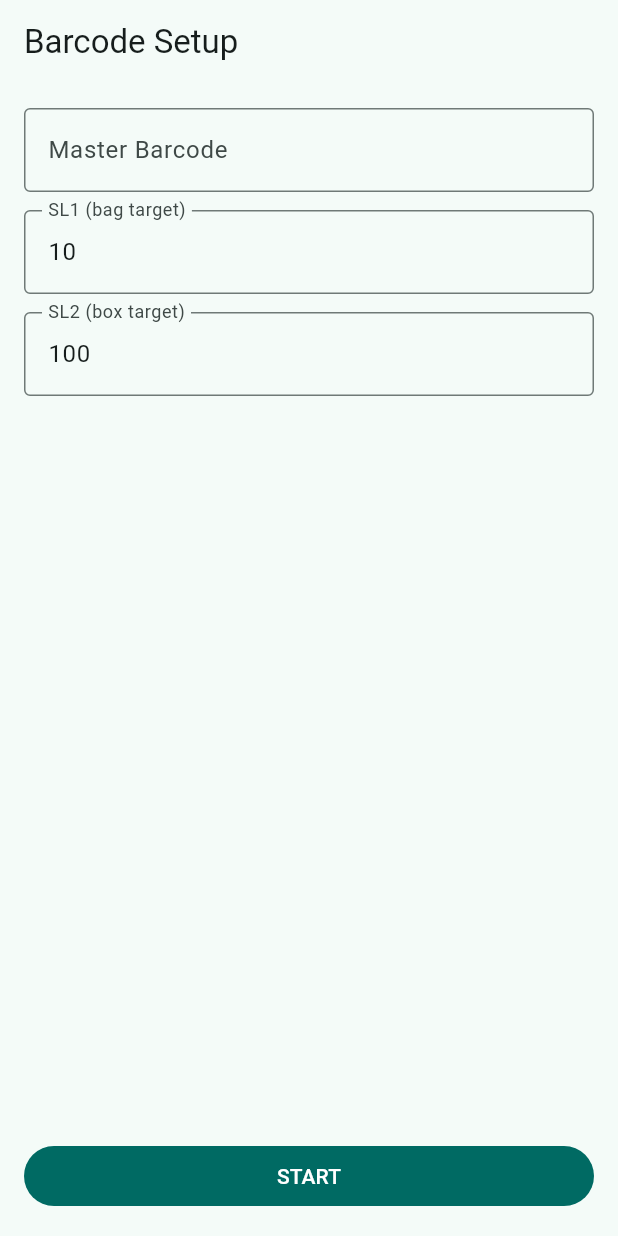
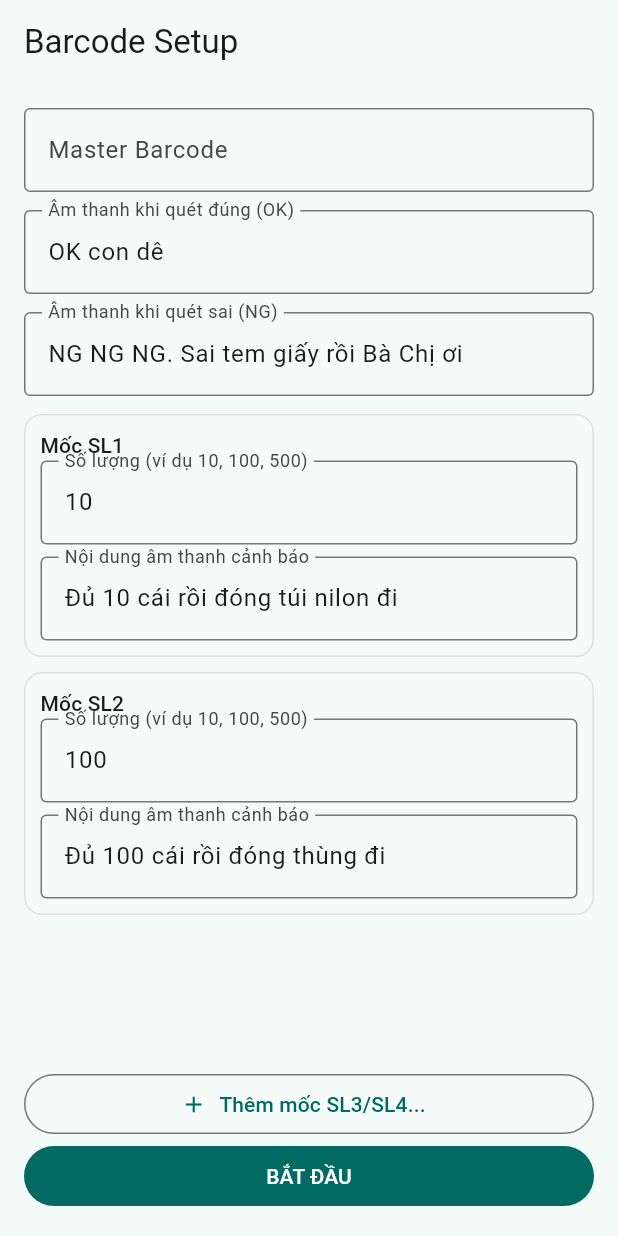
Before and after one commit to viethoangmt22/BarcodeCounter, a Flutter app: the screen it shows after launch, on a phone screen of 412 x 824 dp. Run offline on Flutter 3.47's test engine with Material 3 defaults, Android fonts, the phone set to English and light mode, and no system bars; our stand-ins replace flutter_tts, shared_preferences; missing offline and left inert: mobile_scanner.

Commit message:
Full chuc nang

```diff
--- a/lib/models/scan_config.dart
+++ b/lib/models/scan_config.dart
@@ -1,11 +1,50 @@
+class ScanAlertLevel {
+  const ScanAlertLevel({required this.quantity, required this.message});
+
+  final int quantity;
+  final String message;
+
+  Map<String, dynamic> toJson() {
+    return {'quantity': quantity, 'message': message};
+  }
+
+  factory ScanAlertLevel.fromJson(Map<String, dynamic> json) {
+    return ScanAlertLevel(
+      quantity: (json['quantity'] as num?)?.toInt() ?? 0,
+      message: (json['message'] as String?) ?? '',
+    );
+  }
+}
+
 class ScanConfig {
   const ScanConfig({
     required this.masterCode,
-    required this.bagTarget,
-    required this.boxTarget,
+    required this.okMessage,
+    required this.ngMessage,
+    required this.alertLevels,
   });
 
   final String masterCode;
-  final int bagTarget;
-  final int boxTarget;
+  final String okMessage;
+  final String ngMessage;
+  final List<ScanAlertLevel> alertLevels;
+
+  int get bagTarget => alertLevels.isNotEmpty ? alertLevels.first.quantity : 10;
+
+  int get boxTarget => alertLevels.length > 1 ? alertLevels[1].quantity : 100;
+
+  factory ScanConfig.defaults() {
+    return const ScanConfig(
+      masterCode: '',
+      okMessage: 'OK con dê',
+      ngMessage: 'NG NG NG. Sai tem giấy rồi Bà Chị ơi',
+      alertLevels: [
+        ScanAlertLevel(
+          quantity: 10,
+          message: 'Đủ 10 cái rồi đóng túi nilon đi',
+        ),
+        ScanAlertLevel(quantity: 100, message: 'Đủ 100 cái rồi đóng thùng đi'),
+      ],
+    );
+  }
 }
--- a/lib/screens/setup_screen.dart
+++ b/lib/screens/setup_screen.dart
@@ -3,6 +3,21 @@ import 'package:flutter/material.dart';
 import '../models/scan_config.dart';
 import '../services/prefs_service.dart';
 import 'scanner_screen.dart';
+
+class _AlertLevelDraft {
+  _AlertLevelDraft({
+    required this.quantityController,
+    required this.messageController,
+  });
+
+  final TextEditingController quantityController;
+  final TextEditingController messageController;
+
+  void dispose() {
+    quantityController.dispose();
+    messageController.dispose();
+  }
+}
 
 class SetupScreen extends StatefulWidget {
   const SetupScreen({super.key});
@@ -14,9 +29,10 @@ class SetupScreen extends StatefulWidget {
 class _SetupScreenState extends State<SetupScreen> {
   final _formKey = GlobalKey<FormState>();
   final _masterController = TextEditingController();
-  final _bagController = TextEditingController(text: '10');
-  final _boxController = TextEditingController(text: '100');
+  final _okMessageController = TextEditingController();
+  final _ngMessageController = TextEditingController();
   final _prefsService = PrefsService();
+  final List<_AlertLevelDraft> _levelDrafts = [];
 
   bool _loading = true;
 
@@ -27,20 +43,57 @@ class _SetupScreenState extends State<SetupScreen> {
   }
 
   Future<void> _loadSaved() async {
-    final master = await _prefsService.getMasterCode();
-    final bag = await _prefsService.getBagTarget();
-    final box = await _prefsService.getBoxTarget();
+    final config = await _prefsService.getScanConfig();
 
     if (!mounted) {
       return;
     }
 
     setState(() {
-      _masterController.text = master;
-      _bagController.text = bag.toString();
-      _boxController.text = box.toString();
+      _masterController.text = config.masterCode;
+      _okMessageController.text = config.okMessage;
+      _ngMessageController.text = config.ngMessage;
+      _levelDrafts
+        ..clear()
+        ..addAll(
+          config.alertLevels.map(
+            (level) => _AlertLevelDraft(
+              quantityController: TextEditingController(
+                text: level.quantity.toString(),
+              ),
+              messageController: TextEditingController(text: level.message),
+            ),
+          ),
+        );
+
+      if (_levelDrafts.isEmpty) {
+        _addAlertLevel();
+        _addAlertLevel();
+      }
+
       _loading = false;
     });
+  }
+
+  void _addAlertLevel() {
+    final index = _levelDrafts.length + 1;
+    final defaultQty = index == 1
+        ? 10
+        : index == 2
+        ? 100
+        : index * 100;
+    final defaultMessage = index == 1
+        ? 'Đủ 10 cái rồi đóng túi nilon đi'
+        : index == 2
+        ? 'Đủ 100 cái rồi đóng thùng đi'
+        : 'Đủ $defaultQty cái rồi xử lý mốc SL$index';
+
+    _levelDrafts.add(
+      _AlertLevelDraft(
+        quantityController: TextEditingController(text: defaultQty.toString()),
+        messageController: TextEditingController(text: defaultMessage),
+      ),
+    );
   }
 
   Future<void> _startScanning() async {
@@ -49,37 +102,46 @@ class _SetupScreenState extends State<SetupScreen> {
     }
 
     final masterCode = _masterController.text.trim();
-    final bagTarget = int.parse(_bagController.text.trim());
-    final boxTarget = int.parse(_boxController.text.trim());
+    final okMessage = _okMessageController.text.trim();
+    final ngMessage = _ngMessageController.text.trim();
 
-    await _prefsService.saveSetup(
+    final levels =
+        _levelDrafts
+            .map(
+              (draft) => ScanAlertLevel(
+                quantity: int.parse(draft.quantityController.text.trim()),
+                message: draft.messageController.text.trim(),
+              ),
+            )
+            .toList()
+          ..sort((a, b) => a.quantity.compareTo(b.quantity));
+
+    final config = ScanConfig(
       masterCode: masterCode,
-      bagTarget: bagTarget,
-      boxTarget: boxTarget,
+      okMessage: okMessage,
+      ngMessage: ngMessage,
+      alertLevels: levels,
     );
+
+    await _prefsService.saveSetup(config);
 
     if (!mounted) {
       return;
     }
 
     await Navigator.of(context).push(
-      MaterialPageRoute<void>(
-        builder: (_) => ScannerScreen(
-          config: ScanConfig(
-            masterCode: masterCode,
-            bagTarget: bagTarget,
-            boxTarget: boxTarget,
-          ),
-        ),
-      ),
+      MaterialPageRoute<void>(builder: (_) => ScannerScreen(config: config)),
     );
   }
 
   @override
   void dispose() {
     _masterController.dispose();
-    _bagController.dispose();
-    _boxController.dispose();
+    _okMessageController.dispose();
+    _ngMessageController.dispose();
+    for (final draft in _levelDrafts) {
+      draft.dispose();
+    }
     super.dispose();
   }
 
@@ -112,41 +174,119 @@ class _SetupScreenState extends State<SetupScreen> {
                     ),
                     const SizedBox(height: 12),
                     TextFormField(
-                      controller: _bagController,
-                      keyboardType: TextInputType.number,
+                      controller: _okMessageController,
                       textInputAction: TextInputAction.next,
                       decoration: const InputDecoration(
-                        labelText: 'SL1 (bag target)',
+                        labelText: 'Âm thanh khi quét đúng (OK)',
                         border: OutlineInputBorder(),
                       ),
                       validator: (value) {
-                        final parsed = int.tryParse(value?.trim() ?? '');
-                        if (parsed == null || parsed <= 0) {
-                          return 'SL1 phai la so > 0';
+                        if (value == null || value.trim().isEmpty) {
+                          return 'Vui lòng nhập nội dung âm thanh OK';
                         }
                         return null;
                       },
                     ),
                     const SizedBox(height: 12),
                     TextFormField(
-                      controller: _boxController,
-                      keyboardType: TextInputType.number,
+                      controller: _ngMessageController,
                       decoration: const InputDecoration(
-                        labelText: 'SL2 (box target)',
+                        labelText: 'Âm thanh khi quét sai (NG)',
                         border: OutlineInputBorder(),
                       ),
                       validator: (value) {
-                        final parsed = int.tryParse(value?.trim() ?? '');
-                        if (parsed == null || parsed <= 0) {
-                          return 'SL2 phai la so > 0';
+                        if (value == null || value.trim().isEmpty) {
+                          return 'Vui lòng nhập nội dung âm thanh NG';
                         }
                         return null;
                       },
                     ),
-                    const Spacer(),
+                    const SizedBox(height: 12),
+                    Expanded(
+                      child: ListView.separated(
+                        itemCount: _levelDrafts.length,
+                        separatorBuilder: (_, _) => const SizedBox(height: 10),
+                        itemBuilder: (context, index) {
+                          final level = _levelDrafts[index];
+                          return Container(
+                            padding: const EdgeInsets.all(10),
+                            decoration: BoxDecoration(
+                              borderRadius: BorderRadius.circular(12),
+                              border: Border.all(color: Colors.grey.shade300),
+                            ),
+                            child: Column(
+                              children: [
+                                Row(
+                                  children: [
+                                    Expanded(
+                                      child: Text(
+                                        'Mốc SL${index + 1}',
+                                        style: Theme.of(
+                                          context,
+                                        ).textTheme.titleSmall,
+                                      ),
+                                    ),
+                                    if (_levelDrafts.length > 2)
+                                      IconButton(
+                                        onPressed: () {
+                                          setState(() {
+                                            final removed = _levelDrafts
+                                                .removeAt(index);
+                                            removed.dispose();
+                                          });
+                                        },
+                                        icon: const Icon(Icons.delete_outline),
+                                      ),
+                                  ],
+                                ),
+                                TextFormField(
+                                  controller: level.quantityController,
+                                  keyboardType: TextInputType.number,
+                                  decoration: const InputDecoration(
+                                    labelText: 'Số lượng (ví dụ 10, 100, 500)',
+                                    border: OutlineInputBorder(),
+                                  ),
+                                  validator: (value) {
+                                    final parsed = int.tryParse(
+                                      value?.trim() ?? '',
+                                    );
+                                    if (parsed == null || parsed <= 0) {
+                                      return 'Số lượng phải là số > 0';
+                                    }
+                                    return null;
+                                  },
+                                ),
+                                const SizedBox(height: 8),
+                                TextFormField(
+                                  controller: level.messageController,
+                                  decoration: const InputDecoration(
+                                    labelText: 'Nội dung âm thanh cảnh báo',
+                                    border: OutlineInputBorder(),
+                                  ),
+                                  validator: (value) {
+                                    if (value == null || value.trim().isEmpty) {
+                                      return 'Vui lòng nhập nội dung cảnh báo';
+                                    }
+                                    return null;
+                                  },
+                                ),
+                              ],
+                            ),
+                          );
+                        },
+                      ),
+                    ),
+                    const SizedBox(height: 8),
+                    OutlinedButton.icon(
+                      onPressed: () {
+                        setState(_addAlertLevel);
+                      },
+                      icon: const Icon(Icons.add),
+                      label: const Text('Thêm mốc SL3/SL4...'),
+                    ),
                     FilledButton(
                       onPressed: _startScanning,
-                      child: const Text('START'),
+                      child: const Text('BẮT ĐẦU'),
                     ),
                   ],
                 ),
--- a/lib/services/prefs_service.dart
+++ b/lib/services/prefs_service.dart
@@ -1,33 +1,98 @@
+import 'dart:convert';
+
 import 'package:shared_preferences/shared_preferences.dart';
+
+import '../models/scan_config.dart';
 
 class PrefsService {
   static const _masterCodeKey = 'master_code';
-  static const _bagTargetKey = 'bag_target';
-  static const _boxTargetKey = 'box_target';
+  static const _okMessageKey = 'ok_message';
+  static const _ngMessageKey = 'ng_message';
+  static const _levelsKey = 'alert_levels';
+
+  static const _legacyBagTargetKey = 'bag_target';
+  static const _legacyBoxTargetKey = 'box_target';
 
   Future<String> getMasterCode() async {
     final prefs = await SharedPreferences.getInstance();
     return prefs.getString(_masterCodeKey) ?? '';
   }
 
-  Future<int> getBagTarget() async {
+  Future<ScanConfig> getScanConfig() async {
     final prefs = await SharedPreferences.getInstance();
-    return prefs.getInt(_bagTargetKey) ?? 10;
+
+    final defaults = ScanConfig.defaults();
+    final masterCode = prefs.getString(_masterCodeKey) ?? '';
+    final okMessage = prefs.getString(_okMessageKey) ?? defaults.okMessage;
+    final ngMessage = prefs.getString(_ngMessageKey) ?? defaults.ngMessage;
+
+    final levelsRaw = prefs.getString(_levelsKey);
+    final levels = _parseLevels(levelsRaw, prefs);
+
+    return ScanConfig(
+      masterCode: masterCode,
+      okMessage: okMessage,
+      ngMessage: ngMessage,
+      alertLevels: levels,
+    );
   }
 
-  Future<int> getBoxTarget() async {
-    final prefs = await SharedPreferences.getInstance();
-    return prefs.getInt(_boxTargetKey) ?? 100;
+  List<ScanAlertLevel> _parseLevels(
+    String? levelsRaw,
+    SharedPreferences prefs,
+  ) {
+    if (levelsRaw == null || levelsRaw.trim().isEmpty) {
+      final legacyBag = prefs.getInt(_legacyBagTargetKey) ?? 10;
+      final legacyBox = prefs.getInt(_legacyBoxTargetKey) ?? 100;
+      return [
+        ScanAlertLevel(
+          quantity: legacyBag,
+          message: 'Đủ $legacyBag cái rồi đóng túi nilon đi',
+        ),
+        ScanAlertLevel(
+          quantity: legacyBox,
+          message: 'Đủ $legacyBox cái rồi đóng thùng đi',
+        ),
+      ];
+    }
+
+    try {
+      final decoded = jsonDecode(levelsRaw);
+      if (decoded is! List) {
+        return ScanConfig.defaults().alertLevels;
+      }
+
+      final parsed = decoded
+          .whereType<Map>()
+          .map(
+            (item) => item.map((key, value) => MapEntry(key.toString(), value)),
+          )
+          .map(ScanAlertLevel.fromJson)
+          .where((level) => level.quantity > 0)
+          .toList();
+
+      if (parsed.isEmpty) {
+        return ScanConfig.defaults().alertLevels;
+      }
+
+      parsed.sort((a, b) => a.quantity.compareTo(b.quantity));
+      return parsed;
+    } catch (_) {
+      return ScanConfig.defaults().alertLevels;
+    }
   }
 
-  Future<void> saveSetup({
-    required String masterCode,
-    required int bagTarget,
-    required int boxTarget,
-  }) async {
+  Future<void> saveSetup(ScanConfig config) async {
     final prefs = await SharedPreferences.getInstance();
-    await prefs.setString(_masterCodeKey, masterCode);
-    await prefs.setInt(_bagTargetKey, bagTarget);
-    await prefs.setInt(_boxTargetKey, boxTarget);
+    final normalizedLevels = [...config.alertLevels]
+      ..sort((a, b) => a.quantity.compareTo(b.quantity));
+
+    await prefs.setString(_masterCodeKey, config.masterCode);
+    await prefs.setString(_okMessageKey, config.okMessage);
+    await prefs.setString(_ngMessageKey, config.ngMessage);
+    await prefs.setString(
+      _levelsKey,
+      jsonEncode(normalizedLevels.map((e) => e.toJson()).toList()),
+    );
   }
 }
```
Also changed, not shown: lib/providers/scanner_provider.dart (+11 -15 lines).
